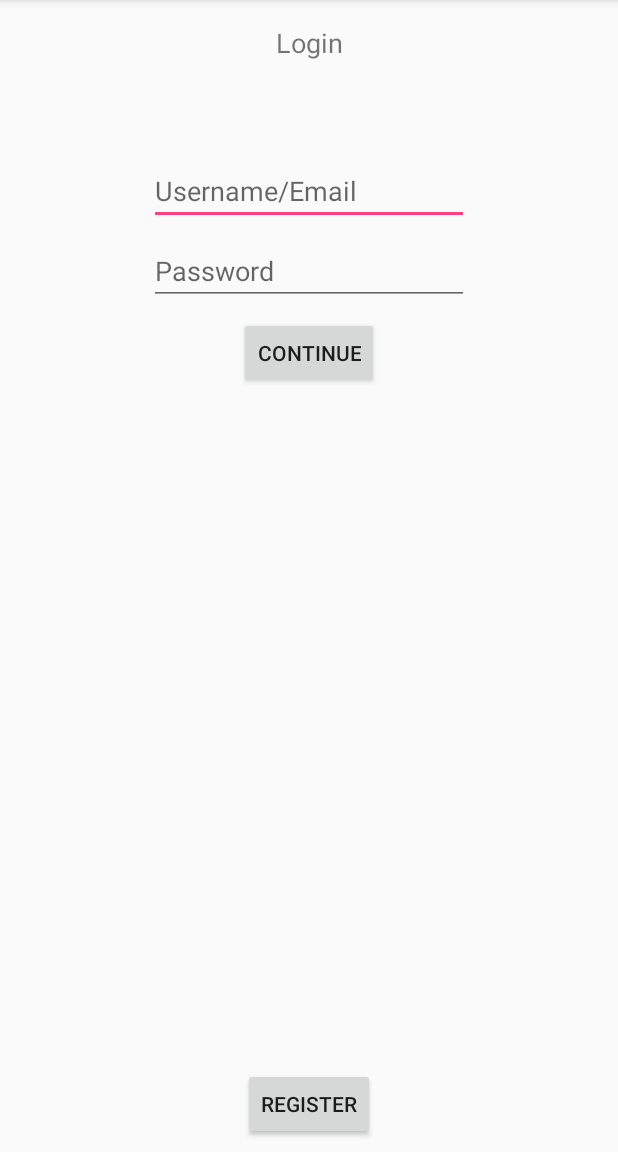
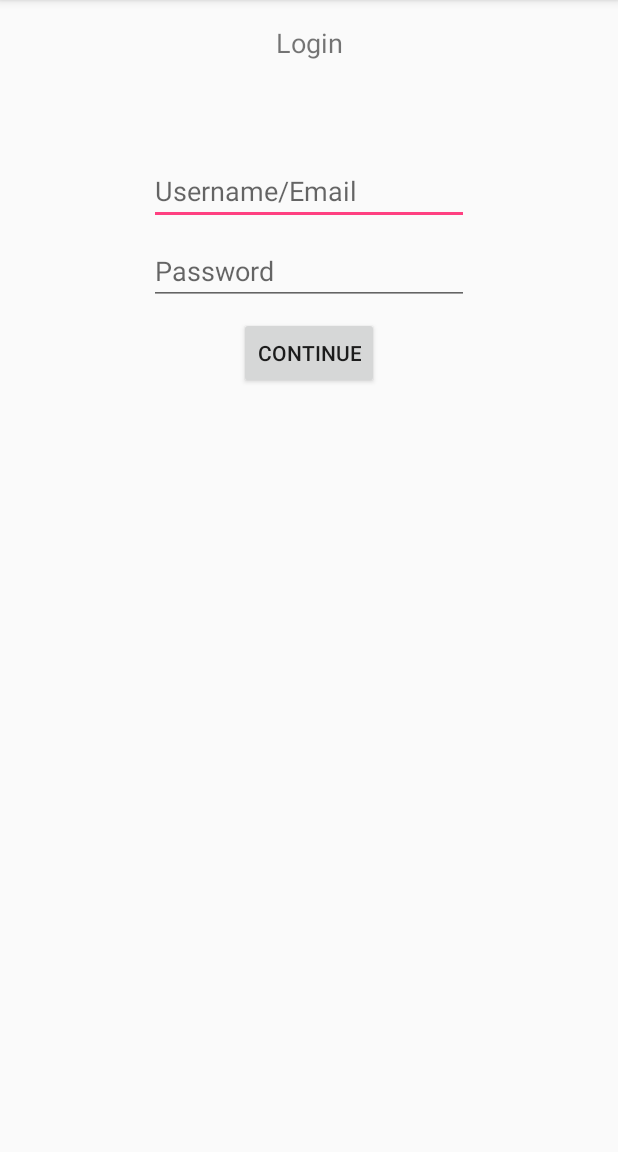
Before and after one commit to william-crawford/Lamp, an Android app: the LoginActivity screen opened directly, with no data from a screen before it, on a phone screen of 412 x 824 dp, the part 84-1236 px from its top. Run offline under Robolectric (Android 15) with nearby library versions, the phone set to English and light mode, and no system bars.

Commit message:
removed register button from login page

```diff
--- a/app/src/main/java/cs2340/edu/gatech/lamp/controller/LoginActivity.java
+++ b/app/src/main/java/cs2340/edu/gatech/lamp/controller/LoginActivity.java
@@ -35,8 +35,6 @@ public class LoginActivity extends AppCompatActivity {
                 login();
             }
         });
-
-        Button register = findViewById(R.id.btn_register);
 
     }
 
--- a/app/src/main/res/layout/activity_login.xml
+++ b/app/src/main/res/layout/activity_login.xml
@@ -57,16 +57,4 @@
         app:layout_constraintStart_toStartOf="parent"
         app:layout_constraintTop_toBottomOf="@+id/txt_password" />
 
-    <Button
-        android:id="@+id/btn_register"
-        android:layout_width="wrap_content"
-        android:layout_height="wrap_content"
-        android:layout_marginBottom="8dp"
-        android:layout_marginEnd="8dp"
-        android:layout_marginStart="8dp"
-        android:text="Register"
-        app:layout_constraintBottom_toBottomOf="parent"
-        app:layout_constraintEnd_toEndOf="parent"
-        app:layout_constraintStart_toStartOf="parent" />
-
 </android.support.constraint.ConstraintLayout>
```
